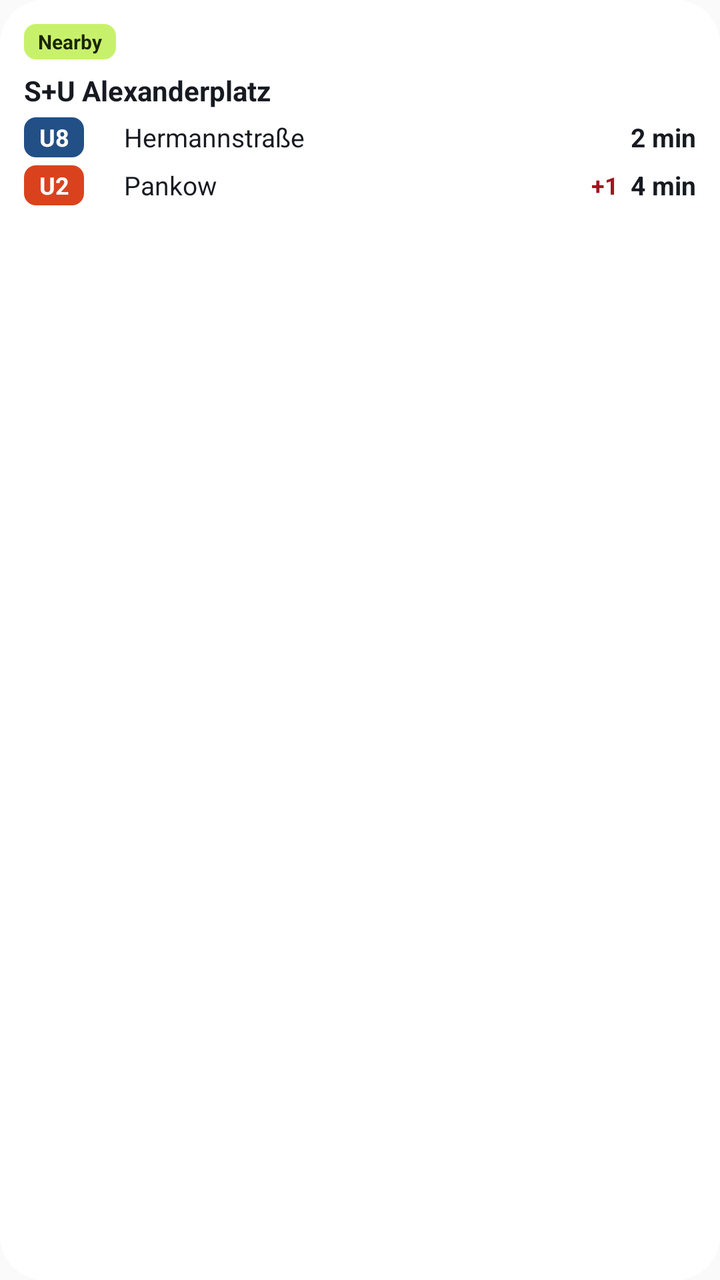
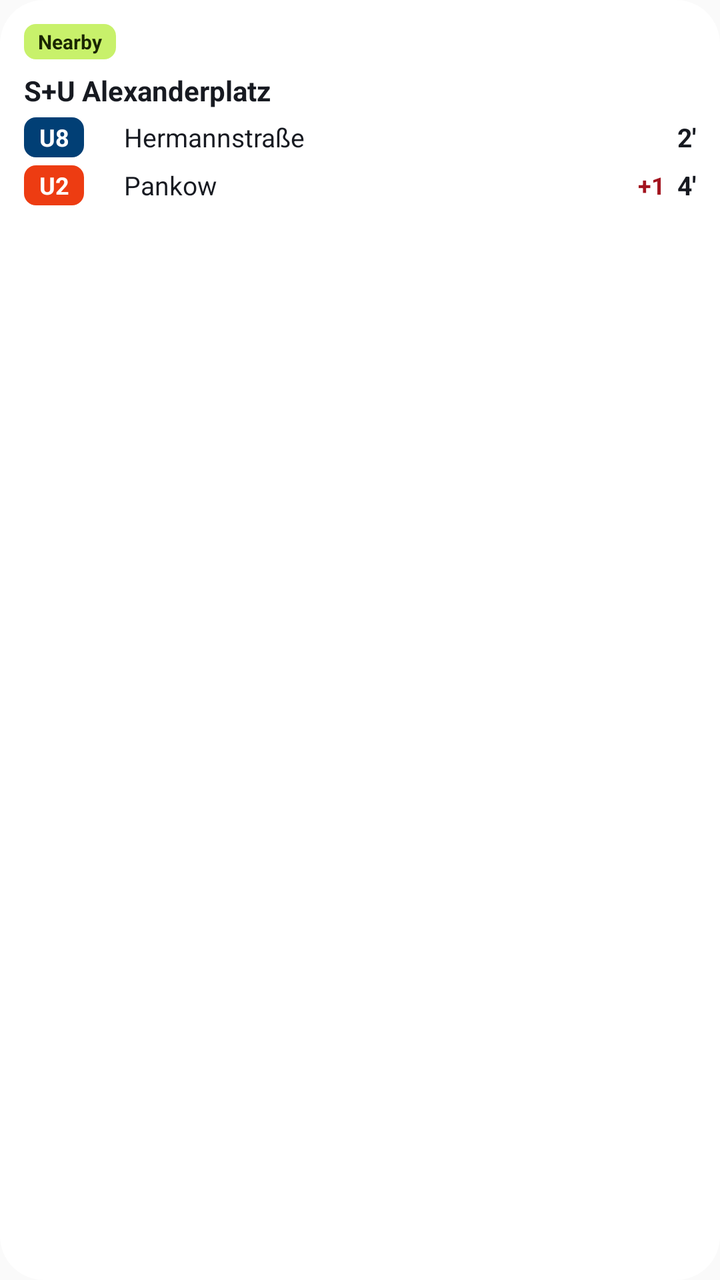

Two renders of the same Android screen: before a commit and after it. Below are the layout's source before the change and the commit's diff.
<!-- AndroidManifest.xml: application theme Theme.NextStop -->
<!-- res/layout/widget_preview_auto.xml -->
<?xml version="1.0" encoding="utf-8"?>
<LinearLayout
    xmlns:android="http://schemas.android.com/apk/res/android"
    android:layout_width="match_parent"
    android:layout_height="match_parent"
    android:background="@drawable/widget_preview_card"
    android:orientation="vertical"
    android:padding="12dp">
    <LinearLayout
        android:layout_width="match_parent"
        android:layout_height="wrap_content"
        android:layout_marginTop="0dp"
        android:orientation="horizontal"
        android:gravity="center_vertical">
        <TextView
            android:layout_width="wrap_content"
            android:layout_height="wrap_content"
            android:background="@drawable/widget_preview_pill"
            android:backgroundTint="#C8F16B"
            android:paddingHorizontal="7dp"
            android:paddingVertical="2dp"
            android:text="@string/widget_reason_nearby"
            android:textColor="#1A2600"
            android:textSize="10sp"
            android:textStyle="bold" />
    </LinearLayout>
    <LinearLayout
        android:layout_width="match_parent"
        android:layout_height="wrap_content"
        android:layout_marginTop="6dp"
        android:orientation="horizontal"
        android:gravity="center_vertical">
        <TextView
            android:layout_width="0dp"
            android:layout_weight="1"
            android:layout_height="wrap_content"
            android:maxLines="1"
            android:ellipsize="end"
            android:text="S+U Alexanderplatz"
            android:textColor="#171A21"
            android:textSize="14sp"
            android:textStyle="bold" />
    </LinearLayout>
    <LinearLayout
        android:layout_width="match_parent"
        android:layout_height="wrap_content"
        android:layout_marginTop="4dp"
        android:orientation="horizontal"
        android:gravity="center_vertical">
        <FrameLayout
            android:layout_width="44dp"
            android:layout_height="wrap_content">
            <TextView
                android:layout_width="wrap_content"
                android:layout_height="20dp"
                android:minWidth="30dp"
                android:gravity="center"
                android:paddingHorizontal="6dp"
                android:background="@drawable/widget_preview_pill"
                android:backgroundTint="#224F86"
                android:text="U8"
                android:textColor="#FFFFFF"
                android:textSize="12sp"
                android:textStyle="bold" />
        </FrameLayout>
        <FrameLayout
            android:layout_width="6dp"
            android:layout_height="1dp" />
        <TextView
            android:layout_width="0dp"
            android:layout_weight="1"
            android:layout_height="wrap_content"
            android:maxLines="1"
            android:ellipsize="end"
            android:text="Hermannstraße"
            android:textColor="#171A21"
            android:textSize="13sp" />
        <TextView
            android:layout_width="wrap_content"
            android:layout_height="wrap_content"
            android:maxLines="1"
            android:ellipsize="end"
            android:text="2 min"
            android:textColor="#171A21"
            android:textSize="13sp"
            android:textStyle="bold" />
    </LinearLayout>
    <LinearLayout
        android:layout_width="match_parent"
        android:layout_height="wrap_content"
        android:layout_marginTop="4dp"
        android:orientation="horizontal"
        android:gravity="center_vertical">
        <FrameLayout
            android:layout_width="44dp"
            android:layout_height="wrap_content">
            <TextView
                android:layout_width="wrap_content"
                android:layout_height="20dp"
                android:minWidth="30dp"
                android:gravity="center"
                android:paddingHorizontal="6dp"
                android:background="@drawable/widget_preview_pill"
                android:backgroundTint="#DA421E"
                android:text="U2"
                android:textColor="#FFFFFF"
                android:textSize="12sp"
                android:textStyle="bold" />
        </FrameLayout>
        <FrameLayout
            android:layout_width="6dp"
            android:layout_height="1dp" />
        <TextView
            android:layout_width="0dp"
            android:layout_weight="1"
            android:layout_height="wrap_content"
            android:maxLines="1"
            android:ellipsize="end"
            android:text="Pankow"
            android:textColor="#171A21"
            android:textSize="13sp" />
        <TextView
            android:layout_width="wrap_content"
            android:layout_height="wrap_content"
            android:maxLines="1"
            android:ellipsize="end"
            android:text="+1"
            android:textColor="#A3141F"
            android:textSize="12sp"
            android:textStyle="bold" />
        <FrameLayout
            android:layout_width="6dp"
            android:layout_height="1dp" />
        <TextView
            android:layout_width="wrap_content"
            android:layout_height="wrap_content"
            android:maxLines="1"
            android:ellipsize="end"
            android:text="4 min"
            android:textColor="#171A21"
            android:textSize="13sp"
            android:textStyle="bold" />
    </LinearLayout>
</LinearLayout>
<!-- resources referenced by this layout -->
<resources>
  <!-- drawable widget_preview_card (drawable) -->
  <?xml version="1.0" encoding="utf-8"?>
  <shape xmlns:android="http://schemas.android.com/apk/res/android" android:shape="rectangle">
      <solid android:color="#FFFFFFFF" />
      <corners android:radius="22dp" />
  </shape>
  <!-- drawable widget_preview_pill (drawable) -->
  <?xml version="1.0" encoding="utf-8"?>
  <shape xmlns:android="http://schemas.android.com/apk/res/android" android:shape="rectangle">
      <solid android:color="#FFFFFFFF" />
      <corners android:radius="6dp" />
  </shape>
  <string name="widget_reason_nearby">Nearby</string>
  <style name="Theme.NextStop" parent="android:Theme.Material.Light.NoActionBar" />
</resources>

<!-- the commit's change to res/layout/widget_preview_auto.xml (unified diff, before → after) -->
@@ -57,7 +57,7 @@
                 android:gravity="center"
                 android:paddingHorizontal="6dp"
                 android:background="@drawable/widget_preview_pill"
-                android:backgroundTint="#224F86"
+                android:backgroundTint="#013F75"
                 android:text="U8"
                 android:textColor="#FFFFFF"
                 android:textSize="12sp"
@@ -80,7 +80,7 @@
             android:layout_height="wrap_content"
             android:maxLines="1"
             android:ellipsize="end"
-            android:text="2 min"
+            android:text="2′"
             android:textColor="#171A21"
             android:textSize="13sp"
             android:textStyle="bold" />
@@ -101,7 +101,7 @@
                 android:gravity="center"
                 android:paddingHorizontal="6dp"
                 android:background="@drawable/widget_preview_pill"
-                android:backgroundTint="#DA421E"
+                android:backgroundTint="#ED3C12"
                 android:text="U2"
                 android:textColor="#FFFFFF"
                 android:textSize="12sp"
@@ -136,7 +136,7 @@
             android:layout_height="wrap_content"
             android:maxLines="1"
             android:ellipsize="end"
-            android:text="4 min"
+            android:text="4′"
             android:textColor="#171A21"
             android:textSize="13sp"
             android:textStyle="bold" />
